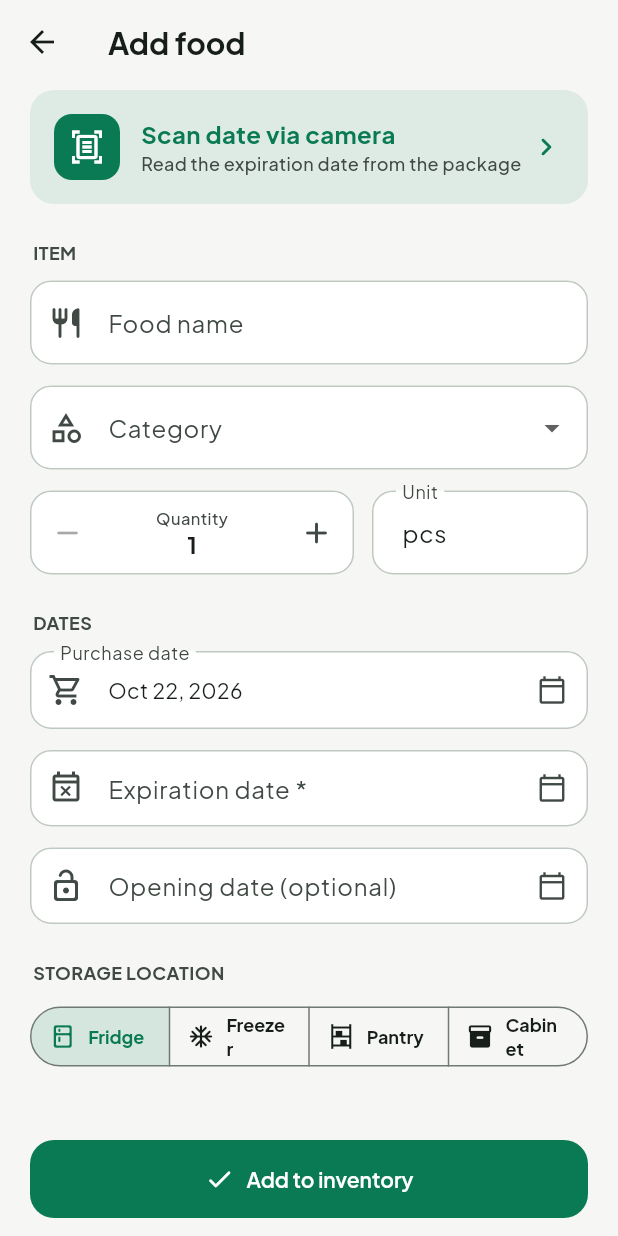
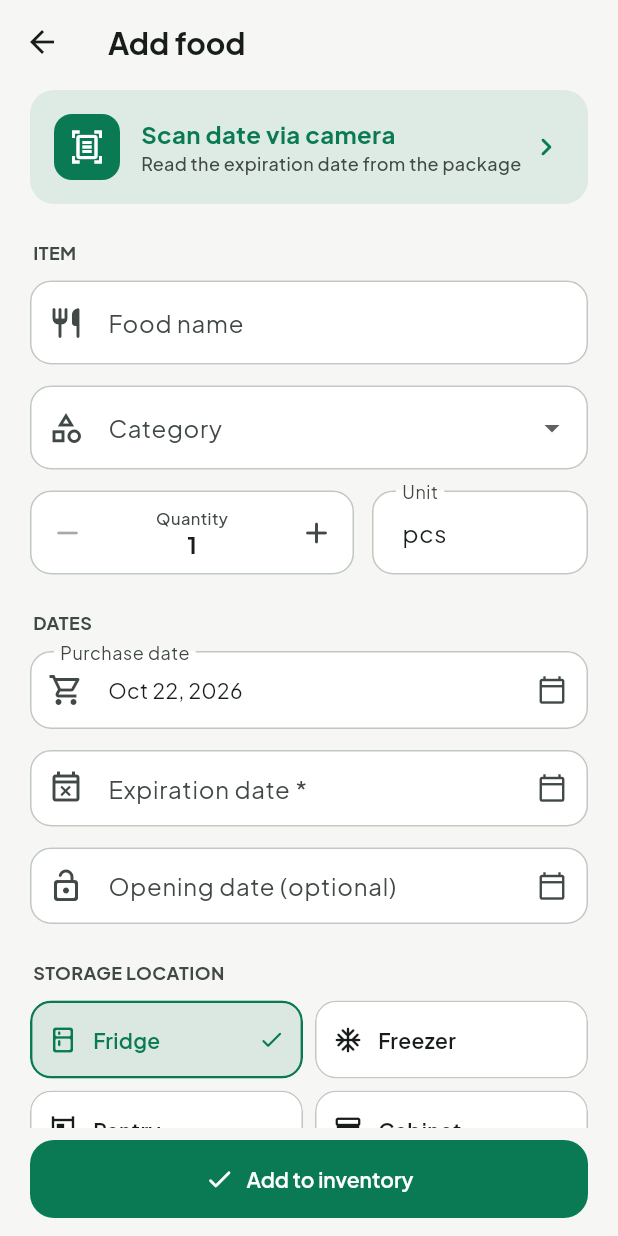
Before and after one commit to Wyper123/Food-Experation-Reminder-App, a Flutter app: the AddEditFoodScreen screen opened directly, on a phone screen of 412 x 824 dp. Run offline on Flutter 3.47's test engine with Material 3 defaults, Android fonts, the phone set to English and light mode, and no system bars; our stand-ins replace camera, flutter_local_notifications, flutter_timezone, google_fonts, image_picker, share_plus and 5 more; missing offline and left inert: google_mlkit_text_recognition; accounts and stored records are empty.

Commit message:
Fix storage labels wrapping mid-word on phones
The 4-segment storage row gave each option ~75dp on a 360dp screen, so
"Fridge" broke into "Frid/ge". A 2x2 picker (4 across on wide screens)
replaces it in Add/Edit food and Move to inventory, with single-line
labels. Grocery priority labels no longer wrap either. Adds a test at
the itel P661N's screen size.

Co-Authored-By: Claude Opus 5.5 <noreply@anthropic.com>

```diff
--- a/lib/features/food_inventory/presentation/screens/add_edit_food_screen.dart
+++ b/lib/features/food_inventory/presentation/screens/add_edit_food_screen.dart
@@ -10,6 +10,7 @@ import 'package:food_expiration_reminder/data/local/app_preferences.dart';
 import 'package:food_expiration_reminder/data/models/food_item_model.dart';
 import 'package:food_expiration_reminder/features/food_inventory/presentation/controllers/inventory_controller.dart';
 import 'package:food_expiration_reminder/features/food_inventory/presentation/screens/camera_scan_screen.dart';
+import 'package:food_expiration_reminder/features/food_inventory/presentation/widgets/storage_selector.dart';
 import 'package:provider/provider.dart';
 import 'package:uuid/uuid.dart';
 
@@ -175,7 +176,6 @@ class _AddEditFoodScreenState extends State<AddEditFoodScreen> {
   }
 
   Widget _buildForm(BuildContext context) {
-    final cs = Theme.of(context).colorScheme;
     return Form(
       key: _formKey,
       child: ListView(
@@ -285,29 +285,9 @@ class _AddEditFoodScreenState extends State<AddEditFoodScreen> {
           ),
           const SizedBox(height: 24),
           const _SectionLabel('Storage location'),
-          SizedBox(
-            width: double.infinity,
-            child: SegmentedButton<StorageLocation>(
-              showSelectedIcon: false,
-              segments: [
-                for (final s in StorageLocation.values)
-                  ButtonSegment(
-                    value: s,
-                    icon: Icon(s.icon, size: 18),
-                    label: Text(s.label),
-                  ),
-              ],
-              selected: {_storage},
-              onSelectionChanged: (s) => setState(() => _storage = s.first),
-              style: SegmentedButton.styleFrom(
-                selectedBackgroundColor: cs.primary.withValues(alpha: 0.14),
-                selectedForegroundColor: cs.primary,
-                textStyle: AppTextStyles.caption.copyWith(
-                  fontWeight: FontWeight.w700,
-                ),
-                padding: const EdgeInsets.symmetric(horizontal: 4, vertical: 14),
-              ),
-            ),
+          StorageSelector(
+            selected: _storage,
+            onChanged: (s) => setState(() => _storage = s),
           ),
         ],
       ),
--- /dev/null
+++ b/lib/features/food_inventory/presentation/widgets/storage_selector.dart
@@ -0,0 +1,105 @@
+import 'package:flutter/material.dart';
+import 'package:food_expiration_reminder/core/constants/app_text_styles.dart';
+import 'package:food_expiration_reminder/core/constants/storage_locations.dart';
+
+/// Fridge / Freezer / Pantry / Cabinet picker. Two per row on phones so
+/// labels never wrap mid-word (a 4-segment row did on 360dp screens); four
+/// in a row when there is room.
+class StorageSelector extends StatelessWidget {
+  const StorageSelector({
+    super.key,
+    required this.selected,
+    required this.onChanged,
+  });
+
+  /// Null highlights nothing (e.g. items stored in different places).
+  final StorageLocation? selected;
+  final ValueChanged<StorageLocation> onChanged;
+
+  static const double _gap = 8;
+
+  @override
+  Widget build(BuildContext context) {
+    return LayoutBuilder(
+      builder: (context, c) {
+        final perRow = c.maxWidth >= 520 ? 4 : 2;
+        final width = (c.maxWidth - _gap * (perRow - 1)) / perRow;
+        return Wrap(
+          spacing: _gap,
+          runSpacing: _gap,
+          children: [
+            for (final s in StorageLocation.values)
+              SizedBox(
+                width: width,
+                child: _Option(
+                  location: s,
+                  selected: s == selected,
+                  onTap: () => onChanged(s),
+                ),
+              ),
+          ],
+        );
+      },
+    );
+  }
+}
+
+class _Option extends StatelessWidget {
+  const _Option({
+    required this.location,
+    required this.selected,
+    required this.onTap,
+  });
+
+  final StorageLocation location;
+  final bool selected;
+  final VoidCallback onTap;
+
+  @override
+  Widget build(BuildContext context) {
+    final cs = Theme.of(context).colorScheme;
+    final fg = selected ? cs.primary : cs.onSurface;
+    return Semantics(
+      selected: selected,
+      button: true,
+      child: Material(
+        color: selected
+            ? cs.primary.withValues(alpha: 0.12)
+            : cs.surfaceContainerLowest,
+        shape: RoundedRectangleBorder(
+          borderRadius: BorderRadius.circular(14),
+          side: BorderSide(
+            color: selected ? cs.primary : cs.outlineVariant,
+            width: selected ? 1.6 : 1,
+          ),
+        ),
+        clipBehavior: Clip.antiAlias,
+        child: InkWell(
+          onTap: onTap,
+          child: ConstrainedBox(
+            constraints: const BoxConstraints(minHeight: 52),
+            child: Padding(
+              padding: const EdgeInsets.symmetric(horizontal: 12, vertical: 8),
+              child: Row(
+                children: [
+                  Icon(location.icon, size: 20, color: fg),
+                  const SizedBox(width: 10),
+                  Expanded(
+                    child: Text(
+                      location.label,
+                      maxLines: 1,
+                      overflow: TextOverflow.ellipsis,
+                      style: AppTextStyles.subtitle.copyWith(color: fg),
+                    ),
+                  ),
+                  if (selected)
+                    Icon(Icons.check_rounded, size: 18, color: cs.primary),
+                ],
+              ),
+            ),
+          ),
+        ),
+      ),
+    );
+  }
+}
--- a/lib/features/grocery_list/presentation/screens/move_to_inventory_screen.dart
+++ b/lib/features/grocery_list/presentation/screens/move_to_inventory_screen.dart
@@ -12,6 +12,7 @@ import 'package:food_expiration_reminder/data/local/app_preferences.dart';
 import 'package:food_expiration_reminder/data/models/food_item_model.dart';
 import 'package:food_expiration_reminder/data/models/grocery_item_model.dart';
 import 'package:food_expiration_reminder/features/food_inventory/presentation/controllers/inventory_controller.dart';
+import 'package:food_expiration_reminder/features/food_inventory/presentation/widgets/storage_selector.dart';
 import 'package:food_expiration_reminder/features/grocery_list/presentation/controllers/grocery_controller.dart';
 import 'package:provider/provider.dart';
 import 'package:uuid/uuid.dart';
@@ -194,21 +195,10 @@ class _MoveToInventoryScreenState extends State<MoveToInventoryScreen> {
               style: AppTextStyles.label.copyWith(color: cs.onSurfaceVariant),
             ),
             const SizedBox(height: 8),
-            SizedBox(
-              width: double.infinity,
-              child: SegmentedButton<StorageLocation>(
-                showSelectedIcon: false,
-                emptySelectionAllowed: true,
-                segments: [
-                  for (final s in StorageLocation.values)
-                    ButtonSegment(value: s, label: Text(s.label)),
-                ],
-                // Nothing is highlighted once items use different places.
-                selected: shared.length == 1 ? shared : const {},
-                onSelectionChanged: (s) {
-                  if (s.isNotEmpty) _storeAllIn(s.first);
-                },
-              ),
+            StorageSelector(
+              // Nothing is highlighted once items use different places.
+              selected: shared.length == 1 ? shared.single : null,
+              onChanged: _storeAllIn,
             ),
             const SizedBox(height: 20),
             for (final d in _drafts) ...[
--- a/lib/features/grocery_list/presentation/widgets/add_grocery_dialog.dart
+++ b/lib/features/grocery_list/presentation/widgets/add_grocery_dialog.dart
@@ -125,7 +125,10 @@ class _AddGroceryDialogState extends State<AddGroceryDialog> {
                     showSelectedIcon: false,
                     segments: [
                       for (final p in GroceryPriority.values)
-                        ButtonSegment(value: p, label: Text(p.label)),
+                        ButtonSegment(
+                          value: p,
+                          label: Text(p.label, maxLines: 1, softWrap: false),
+                        ),
                     ],
                     selected: {_priority},
                     onSelectionChanged: (s) =>
```
Also changed, not shown: 1 other file.
